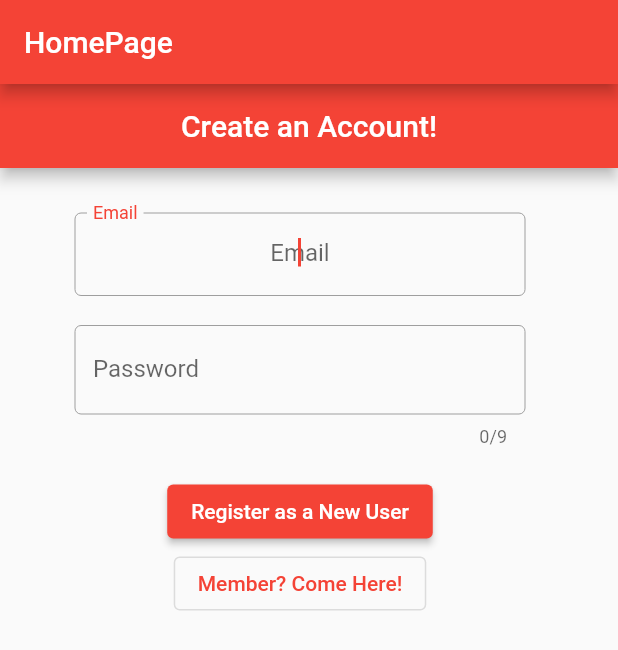
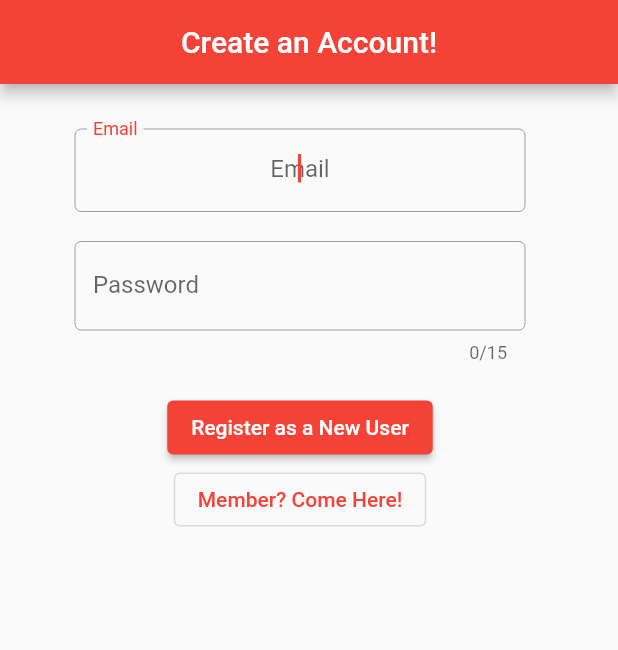
Before and after one commit to NeuHix/learningdart, a Flutter app: the screen it shows after launch, on a phone screen of 412 x 824 dp. Shown: the top 650 px of the screen. Run offline on Flutter 3.47's test engine with Material 2 defaults, Android fonts, the phone set to English and light mode, and no system bars; our stand-ins replace firebase_auth, firebase_core, fluttertoast; accounts and stored records are empty.

Commit message:
made a flow to homepage

```diff
--- a/lib/main.dart
+++ b/lib/main.dart
@@ -36,7 +36,7 @@ class MyApp extends StatelessWidget {
       title: 'Flutter Demo',
       theme: ThemeData(
         primarySwatch: Colors.red,),
-      home: const HomePage(),
+      home: const Master(),
       routes: {
         loginPage: (context) => const LoginView(),
         registerPage: (context) => const RegisterView(),
@@ -48,15 +48,15 @@ class MyApp extends StatelessWidget {
   }
 }
 
-class HomePage extends StatelessWidget {
-  const HomePage({Key? key}) : super(key: key);
+class Master extends StatelessWidget {
+  const Master({Key? key}) : super(key: key);
 
   @override
   Widget build(BuildContext context) {
     return Scaffold(
-      appBar: AppBar(
-        title: const Text('HomePage'),
-      ),
+      // appBar: AppBar(
+      //   title: const Text('HomePage'),
+      // ),
       body: FutureBuilder(
         future: Firebase.initializeApp(
           options: DefaultFirebaseOptions.currentPlatform,
@@ -67,6 +67,7 @@ class HomePage extends StatelessWidget {
               final user  = FirebaseAuth.instance.currentUser;
               dev.log(user.toString());
               if (user?.emailVerified == true) {
+
                 return const LandingPage();
               } else if (user?.emailVerified == false) {
                 dev.log(user.toString());
@@ -79,7 +80,9 @@ class HomePage extends StatelessWidget {
                 return const LoginView();
               }
             default:
-              return const CircularProgressIndicator();
+              return const Center(
+                child: CircularProgressIndicator(),
+              );
           }
         },
       ),
```
Also changed, not shown: lib/VerifyEmailView.dart (+13 -4 lines), lib/views/Login_View.dart (+9 -23 lines), lib/views/register_view.dart (+26 -8 lines), 4 other files.
